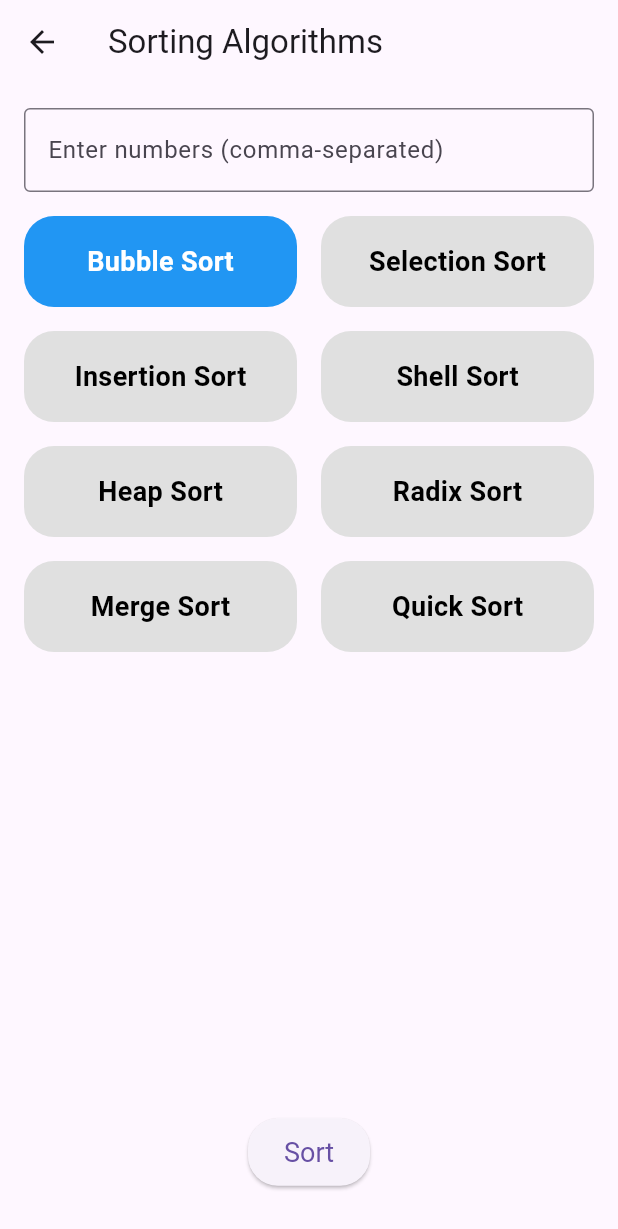
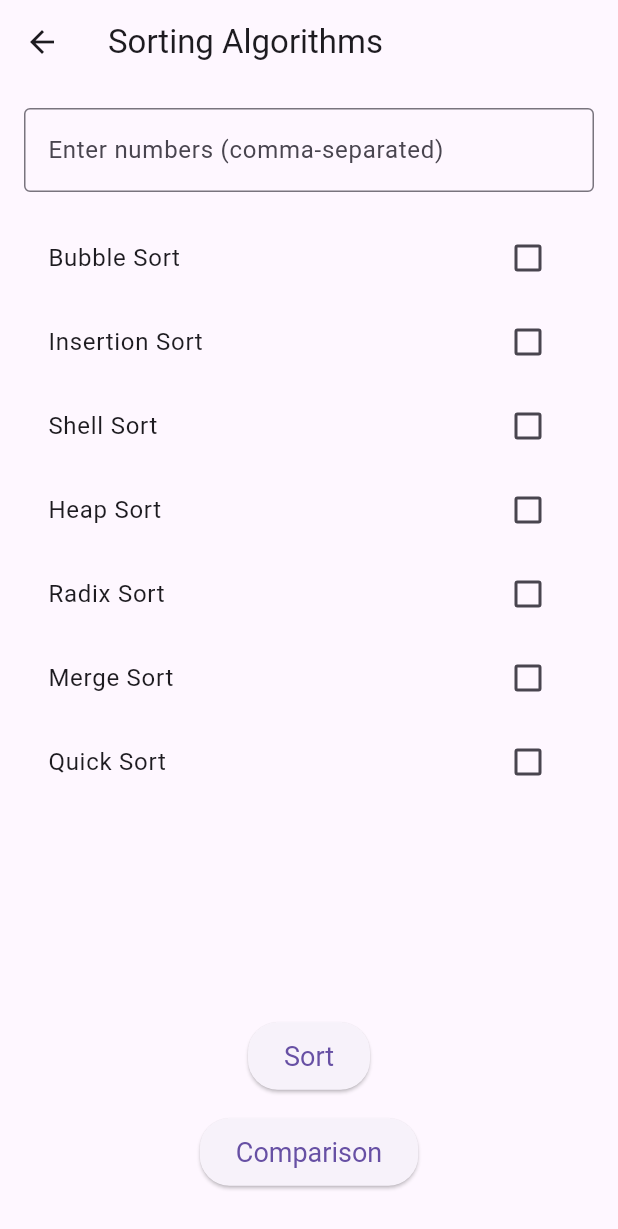
Before and after one commit to TMadhan2004/Algorithm-simulator, a Flutter app: the SortingPage screen opened directly, on a phone screen of 412 x 824 dp. Shown: the top 1229 px of the screen. Run offline on Flutter 3.47's test engine with Material 3 defaults, Android fonts, the light colour scheme and no system bars; our stand-ins replace syncfusion_flutter_charts.

Commit message:
Several changes were made to this file like imported new flutter charts etc...

```diff
--- a/lib/sorting_page.dart
+++ b/lib/sorting_page.dart
@@ -1,5 +1,8 @@
 import 'package:flutter/material.dart';
-import 'sorting_animation_page.dart';  // Ensure this file exists for sorting animations
+import 'package:flutter/services.dart'; // Import this for TextInputFormatter
+import 'sorting_animation_page.dart';
+import 'comparison_page.dart'; // Import the new comparison page
+import 'package:syncfusion_flutter_charts/charts.dart';
 
 class SortingPage extends StatefulWidget {
   @override
@@ -9,7 +12,7 @@ class SortingPage extends StatefulWidget {
 class _SortingPageState extends State<SortingPage> with SingleTickerProviderStateMixin {
   final TextEditingController _controller = TextEditingController();
   List<int> _numbers = [];
-  String _algorithm = 'Bubble Sort';
+  Set<String> _selectedAlgorithms = {}; // Use a Set to store selected algorithms
   double _speed = 3000; // Default speed
 
   late AnimationController _animationController;
@@ -17,7 +20,6 @@ class _SortingPageState extends State<SortingPage> with SingleTickerProviderStat
 
   final List<String> _sortingAlgorithms = [
     'Bubble Sort',
-    'Selection Sort',
     'Insertion Sort',
     'Shell Sort',
     'Heap Sort',
@@ -45,6 +47,16 @@ class _SortingPageState extends State<SortingPage> with SingleTickerProviderStat
     super.dispose();
   }
 
+  void _onAlgorithmSelected(bool selected, String algorithm) {
+    setState(() {
+      if (selected) {
+        _selectedAlgorithms.add(algorithm);
+      } else {
+        _selectedAlgorithms.remove(algorithm);
+      }
+    });
+  }
+
   void _generateAndSort() {
     setState(() {
       _numbers = _controller.text.split(',').map((e) => int.tryParse(e.trim()) ?? 0).toList();
@@ -62,7 +74,27 @@ class _SortingPageState extends State<SortingPage> with SingleTickerProviderStat
       MaterialPageRoute(
         builder: (context) => SortingAnimationPage(
           numbers: _numbers,
-          algorithm: _algorithm,
+          algorithm: _selectedAlgorithms.isNotEmpty ? _selectedAlgorithms.first : 'Bubble Sort',
+          speed: _speed,
+        ),
+      ),
+    );
+  }
+
+  void _compareSelectedAlgorithms() {
+    if (_selectedAlgorithms.length < 2) {
+      ScaffoldMessenger.of(context).showSnackBar(
+        SnackBar(content: Text('Please select at least 2 sorts to compare.')),
+      );
+      return;
+    }
+
+    Navigator.push(
+      context,
+      MaterialPageRoute(
+        builder: (context) => ComparisonPage(
+          selectedAlgorithms: _selectedAlgorithms.toList(),
+          numbers: _numbers,
           speed: _speed,
         ),
       ),
@@ -87,41 +119,23 @@ class _SortingPageState extends State<SortingPage> with SingleTickerProviderStat
                   labelText: 'Enter numbers (comma-separated)',
                   border: OutlineInputBorder(),
                 ),
-                keyboardType: TextInputType.number,
+                keyboardType: TextInputType.numberWithOptions(decimal: true),
+                inputFormatters: [
+                  FilteringTextInputFormatter.allow(RegExp(r'[0-9,]')),
+                ],
               ),
               SizedBox(height: 16),
               Expanded(
-                child: GridView.builder(
-                  gridDelegate: SliverGridDelegateWithFixedCrossAxisCount(
-                    crossAxisCount: 2,
-                    mainAxisSpacing: 16,
-                    crossAxisSpacing: 16,
-                    childAspectRatio: 3,
-                  ),
+                child: ListView.builder(
                   itemCount: _sortingAlgorithms.length,
                   itemBuilder: (context, index) {
-                    return GestureDetector(
-                      onTap: () {
-                        setState(() {
-                          _algorithm = _sortingAlgorithms[index];
-                        });
+                    final algorithm = _sortingAlgorithms[index];
+                    return CheckboxListTile(
+                      title: Text(algorithm),
+                      value: _selectedAlgorithms.contains(algorithm),
+                      onChanged: (selected) {
+                        _onAlgorithmSelected(selected ?? false, algorithm);
                       },
-                      child: Container(
-                        decoration: BoxDecoration(
-                          color: _algorithm == _sortingAlgorithms[index] ? Colors.blue : Colors.grey[300],
-                          borderRadius: BorderRadius.circular(20),
-                        ),
-                        child: Center(
-                          child: Text(
-                            _sortingAlgorithms[index],
-                            style: TextStyle(
-                              fontSize: 18,
-                              fontWeight: FontWeight.bold,
-                              color: _algorithm == _sortingAlgorithms[index] ? Colors.white : Colors.black,
-                            ),
-                          ),
-                        ),
-                      ),
                     );
                   },
                 ),
@@ -138,6 +152,18 @@ class _SortingPageState extends State<SortingPage> with SingleTickerProviderStat
                 ),
               ),
               SizedBox(height: 16),
+              ElevatedButton(
+                onPressed: _compareSelectedAlgorithms,
+                child: Text('Comparison'),
+                style: ElevatedButton.styleFrom(
+                  padding: EdgeInsets.symmetric(horizontal: 24, vertical: 12),
+                  textStyle: TextStyle(fontSize: 18),
+                  shape: RoundedRectangleBorder(
+                    borderRadius: BorderRadius.circular(20),
+                  ),
+                ),
+              ),
+              SizedBox(height: 16),
             ],
           ),
         ),
```
